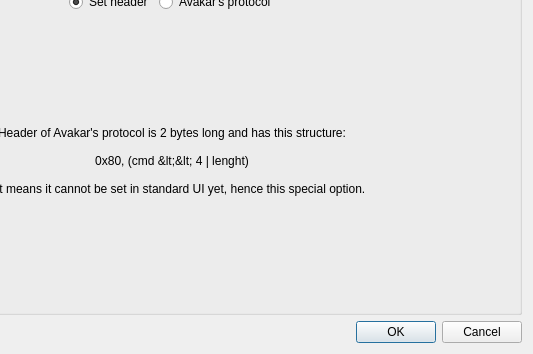
Tasssadar/Lorris, file src/LorrisAnalyzer/sourcedialog.ui: the form before one commit; both pictures show x 189 to 722 and y 218 to 572 of the 722 by 572 pixel window.
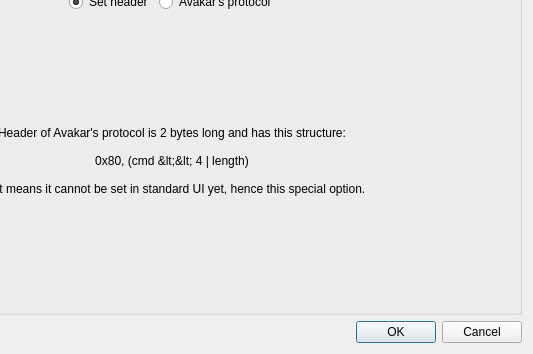
The form after the commit. The open tabs and pages were chosen to show the change.

Commit message: Update czech translation

What changed in the file:
```diff
--- a/src/LorrisAnalyzer/sourcedialog.ui
+++ b/src/LorrisAnalyzer/sourcedialog.ui
@@ -561,7 +561,7 @@
             <property name="text">
              <string>Header of Avakar's protocol is 2 bytes long and has this structure:
 
-0x80, (cmd &lt;&lt; 4 | lenght)
+0x80, (cmd &lt;&lt; 4 | length)
 
 That means it cannot be set in standard UI yet, hence this special option.</string>
             </property>
```
The commit also changes 2 other files.
